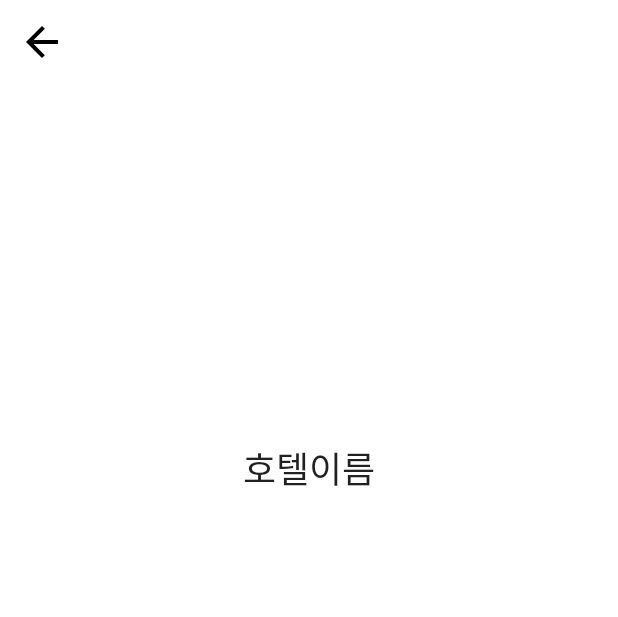
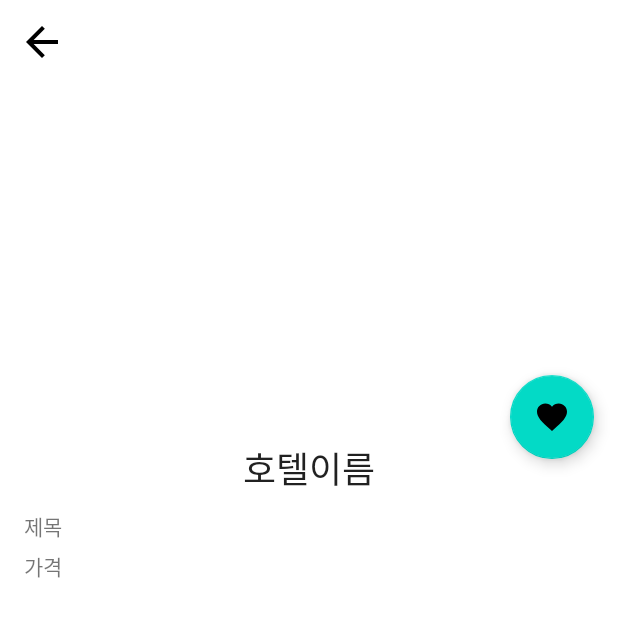
Before and after one commit to daeun1012/WithHotels, an Android app: the layout fragment_hotel.xml on its own in the app's theme, with its tools: preview values and no code run, on a phone screen of 412 x 824 dp. Shown: the top 617 px of the screen. Run offline under Robolectric (Android 15) with nearby library versions, the phone set to English and light mode, and no system bars.

Commit message:
토글 기능 구현

```diff
--- a/app/src/main/java/io/github/daeun1012/withhotels/ui/main/MainViewModel.kt
+++ b/app/src/main/java/io/github/daeun1012/withhotels/ui/main/MainViewModel.kt
@@ -58,6 +58,8 @@ class MainViewModel(
         )
     }
 
+    fun isLiked(id: Long) = likeRepository.isLiked(id)
+
     fun setFilter(num: Int) {
         filter.value = num
     }
--- a/app/src/main/java/io/github/daeun1012/withhotels/ui/main/hotels/HotelListAdapter.kt
+++ b/app/src/main/java/io/github/daeun1012/withhotels/ui/main/hotels/HotelListAdapter.kt
@@ -36,7 +36,7 @@ class HotelListAdapter(private val onLikeListener: Callback) : PagedListAdapter<
                 rate = item.hotel.rate.toString()
                 isLiked = item.isLiked
                 clickListener = View.OnClickListener {
-                    onLikeListener.onItemClick(item.hotel)
+                    onLikeListener.onItemClick(item.hotel, item.isLiked)
                 }
                 likeListener = View.OnClickListener {
                     item.isLiked = !item.isLiked
@@ -50,7 +50,7 @@ class HotelListAdapter(private val onLikeListener: Callback) : PagedListAdapter<
 
     interface Callback {
         fun toggleLike(hotel: Hotel, isLiked: Boolean)
-        fun onItemClick(hotel: Hotel)
+        fun onItemClick(hotel: Hotel, isLiked: Boolean)
     }
 }
 
--- a/app/src/main/java/io/github/daeun1012/withhotels/ui/main/hotels/HotelListFragment.kt
+++ b/app/src/main/java/io/github/daeun1012/withhotels/ui/main/hotels/HotelListFragment.kt
@@ -38,8 +38,8 @@ class HotelListFragment : Fragment() {
         super.onViewCreated(view, savedInstanceState)
 
         val adapter = HotelListAdapter(object : HotelListAdapter.Callback {
-            override fun onItemClick(hotel: Hotel) {
-                val direction = MainFragmentDirections.actionMainToHotel(hotel)
+            override fun onItemClick(hotel: Hotel, isLiked: Boolean) {
+                val direction = MainFragmentDirections.actionMainToHotel(hotel, isLiked)
                 this@HotelListFragment.findNavController().navigate(direction)
             }
 
--- a/app/src/main/java/io/github/daeun1012/withhotels/ui/main/like/LikeFragment.kt
+++ b/app/src/main/java/io/github/daeun1012/withhotels/ui/main/like/LikeFragment.kt
@@ -38,8 +38,8 @@ class LikeFragment : Fragment() {
         super.onViewCreated(view, savedInstanceState)
         setHasOptionsMenu(true)
         val adapter = LikeListAdapter(object : LikeListAdapter.Callback {
-            override fun onItemClick(hotel: Hotel) {
-                val direction = MainFragmentDirections.actionMainToHotel(hotel)
+            override fun onItemClick(hotel: Hotel, isLiked: Boolean) {
+                val direction = MainFragmentDirections.actionMainToHotel(hotel, isLiked)
                 this@LikeFragment.findNavController().navigate(direction)
             }
 
--- a/app/src/main/java/io/github/daeun1012/withhotels/ui/main/like/LikeListAdapter.kt
+++ b/app/src/main/java/io/github/daeun1012/withhotels/ui/main/like/LikeListAdapter.kt
@@ -39,7 +39,7 @@ class LikeListAdapter(private val onLikeListener: Callback) : PagedListAdapter<L
                 rate = item.hotel.rate.toString()
                 isLiked = item.isLiked
                 clickListener = View.OnClickListener {
-                    onLikeListener.onItemClick(item.hotel)
+                    onLikeListener.onItemClick(item.hotel, item.isLiked)
                 }
                 likeListener = View.OnClickListener {
                     item.isLiked = !item.isLiked
@@ -58,7 +58,7 @@ class LikeListAdapter(private val onLikeListener: Callback) : PagedListAdapter<L
 
     interface Callback {
         fun toggleLike(hotel: Hotel, isLiked: Boolean)
-        fun onItemClick(hotel: Hotel)
+        fun onItemClick(hotel: Hotel, isLiked: Boolean)
     }
 }
 
--- a/app/src/main/res/layout/fragment_hotel.xml
+++ b/app/src/main/res/layout/fragment_hotel.xml
@@ -6,8 +6,12 @@
     <data>
 
         <variable
-            name="onBackClickListener"
-            type="android.view.View.OnClickListener" />
+            name="hotel"
+            type="io.github.daeun1012.withhotels.data.local.Hotel" />
+
+        <variable
+            name="likeListener"
+            type="io.github.daeun1012.withhotels.ui.hotel.HotelFragment.Callback" />
     </data>
 
     <androidx.coordinatorlayout.widget.CoordinatorLayout
@@ -89,15 +93,30 @@
                     android:layout_width="match_parent"
                     android:layout_height="wrap_content"
                     android:layout_marginTop="10dp"
-                    app:layout_constraintTop_toBottomOf="@id/tv_name" />
+                    app:layout_constraintTop_toBottomOf="@id/tv_name"
+                    tools:text="제목" />
 
                 <TextView
                     android:id="@+id/tv_price"
                     android:layout_width="match_parent"
                     android:layout_height="wrap_content"
-                    app:layout_constraintTop_toBottomOf="@id/tv_subject" />
+                    android:layout_marginTop="5dp"
+                    app:layout_constraintTop_toBottomOf="@id/tv_subject"
+                    tools:text="가격" />
             </androidx.constraintlayout.widget.ConstraintLayout>
         </androidx.core.widget.NestedScrollView>
+
+        <com.google.android.material.floatingactionbutton.FloatingActionButton
+            android:id="@+id/fab"
+            style="@style/Widget.MaterialComponents.FloatingActionButton"
+            android:layout_width="wrap_content"
+            android:layout_height="wrap_content"
+            android:layout_margin="16dp"
+            android:onClick="@{() -> likeListener.toggleLike(hotel)}"
+            android:tint="@android:color/white"
+            app:layout_anchor="@id/appbar"
+            app:layout_anchorGravity="bottom|end"
+            tools:src="@drawable/ic_favorite_black_24dp" />
 
     </androidx.coordinatorlayout.widget.CoordinatorLayout>
 
--- a/app/src/main/res/navigation/nav_hotel.xml
+++ b/app/src/main/res/navigation/nav_hotel.xml
@@ -22,6 +22,9 @@
         <argument
             android:name="hotel"
             app:argType="io.github.daeun1012.withhotels.data.local.Hotel" />
+
+        <argument android:name="isLiked"
+            app:argType="boolean"/>
     </fragment>
 
 </navigation>
```
Also changed, not shown: app/src/main/java/io/github/daeun1012/withhotels/ui/hotel/HotelFragment.kt (+39 -6 lines), app/src/main/res/layout/fragment_like.xml (+9 -9 lines).
